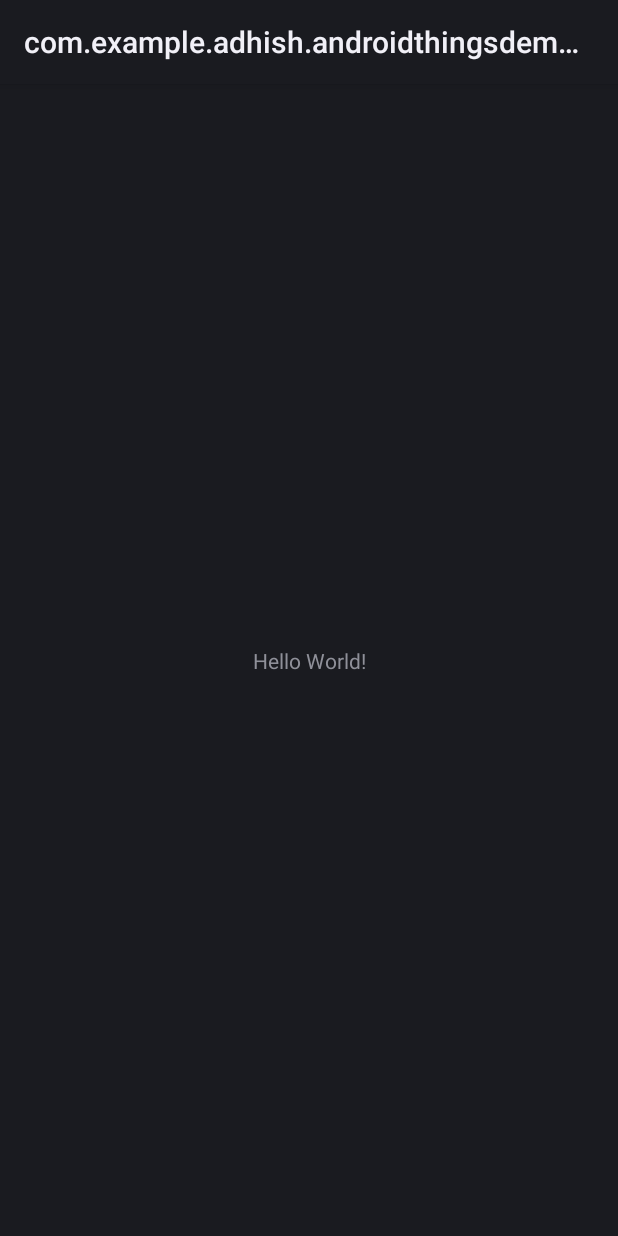
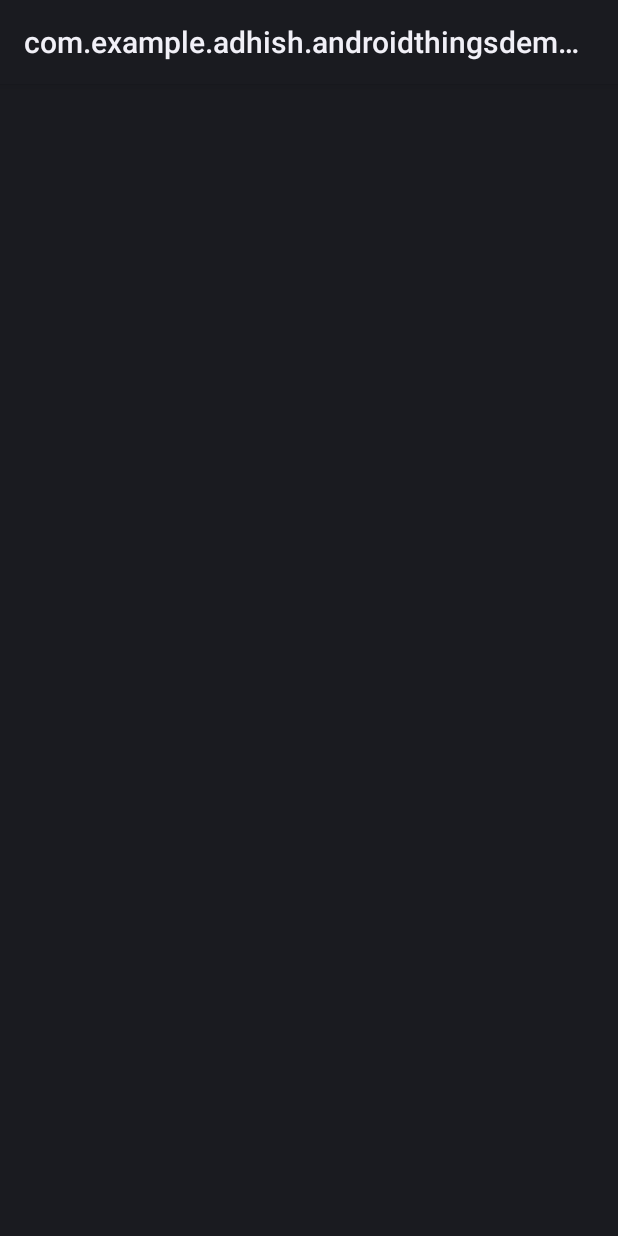
Before and after one commit to adhishlal/AndroidThingsDemo, an Android app: the screen it shows after launch (MainActivity), on a phone screen of 412 x 824 dp. Run offline under Robolectric (Android 15) with nearby library versions, the phone set to English and light mode, and no system bars; libraries missing offline, so code that uses them is left out: com.google.android.things; 2 statements that could not run were skipped.

Commit message:
- REMOVED LAYOUT FILE. - ADDED COMMENTS.

```diff
--- a/app/src/main/java/com/example/adhish/androidthingsdemo/MainActivity.java
+++ b/app/src/main/java/com/example/adhish/androidthingsdemo/MainActivity.java
@@ -10,6 +10,9 @@ import com.google.android.things.pio.PeripheralManagerService;
 import java.io.IOException;
 
 
+//THIS DEMO PROJECT IS ACCORDING TO RASBERRY PI.
+// YOU JUST HAVE TO CHANGE THE PIN NAME FOR YOUR BOARD IF IT IS SOMETHING OTHER THAN RASBERRY PI.
+
 public class MainActivity extends Activity{
 
     Button button;
@@ -18,15 +21,14 @@ public class MainActivity extends Activity{
     @Override
     protected void onCreate(Bundle savedInstanceState) {
         super.onCreate(savedInstanceState);
-        setContentView(R.layout.activity_main);
 
         PeripheralManagerService service = new PeripheralManagerService();
 
 
         try {
-            ledGpio = service.openGpio("BCM21");
+            ledGpio = service.openGpio("BCM21"); //THIS IS AN INPUT PIN. SO WE ARE GIVING INPUT TO LED TO GLOW.
             ledGpio.setDirection(Gpio.DIRECTION_OUT_INITIALLY_LOW);
-            button = new Button("BCM6", Button.LogicState.PRESSED_WHEN_LOW);
+            button = new Button("BCM6", Button.LogicState.PRESSED_WHEN_LOW); //BCM6 IS OUTPUT PIN. SO WE ARE TAKING OUTPUT FROM BUTTON.
         }
         catch (IOException e)
         {
--- a/app/src/main/res/layout/activity_main.xml
+++ /dev/null
@@ -1,18 +0,0 @@
-<?xml version="1.0" encoding="utf-8"?>
-<android.support.constraint.ConstraintLayout xmlns:android="http://schemas.android.com/apk/res/android"
-    xmlns:app="http://schemas.android.com/apk/res-auto"
-    xmlns:tools="http://schemas.android.com/tools"
-    android:layout_width="match_parent"
-    android:layout_height="match_parent"
-    tools:context="com.example.adhish.androidthingsdemo.MainActivity">
-
-    <TextView
-        android:layout_width="wrap_content"
-        android:layout_height="wrap_content"
-        android:text="Hello World!"
-        app:layout_constraintBottom_toBottomOf="parent"
-        app:layout_constraintLeft_toLeftOf="parent"
-        app:layout_constraintRight_toRightOf="parent"
-        app:layout_constraintTop_toTopOf="parent" />
-
-</android.support.constraint.ConstraintLayout>
```
